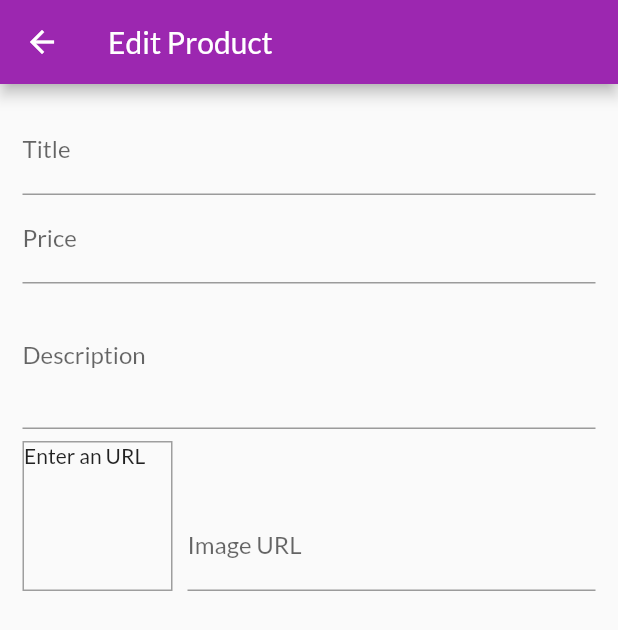
After one commit to Frabbi727/Shopping-App, a Flutter app: the EditProductScreen screen opened by its route, on a phone screen of 412 x 824 dp. The commit adds this screen. Shown: the top 630 px of the screen. Run offline on Flutter 3.47's test engine with Material 2 defaults, Android fonts, the phone set to English and light mode, and no system bars; network calls fail.

Commit message:
Add a form to put product title, price , dsecriptions, and image URL and image will be priviewed when user enter the button

```diff
--- /dev/null
+++ b/lib/screens/edit_product_screen.dart
@@ -0,0 +1,112 @@
+import 'package:flutter/material.dart';
+
+class EditProductScreen extends StatefulWidget {
+  static const routeName = ('/editProduct');
+  EditProductScreen({Key? key}) : super(key: key);
+
+  @override
+  _EditProductScreenState createState() => _EditProductScreenState();
+}
+
+class _EditProductScreenState extends State<EditProductScreen> {
+  final _priceFocusNode = FocusNode();
+  final _descriptionFocusNode = FocusNode();
+  final _imageUrlController = TextEditingController();
+  final _imageUrlFocusedNode=  FocusNode();
+  @override
+  void dispose() {
+    _priceFocusNode.dispose();
+    _imageUrlController.dispose();
+    _imageUrlFocusedNode.dispose();
+    _descriptionFocusNode.dispose();
+    _imageUrlFocusedNode.removeListener(_updateImageUrl);
+    super.dispose();
+  }
+  @override
+  void initState() {
+    _imageUrlFocusedNode.addListener(_updateImageUrl);
+    super.initState();
+  }
+void _updateImageUrl(){
+  if(!_imageUrlFocusedNode.hasFocus){
+    setState(() {
+
+    });
+  }
+
+}
+
+  @override
+  Widget build(BuildContext context) {
+    return Scaffold(
+      appBar: AppBar(
+        title: Text('Edit Product'),
+      ),
+      body: Padding(
+        padding: EdgeInsets.all(15),
+        child: Form(
+          child: ListView(
+            children: <Widget>[
+              TextFormField(
+                decoration: InputDecoration(
+                  labelText: 'Title',
+                ),
+                textInputAction: TextInputAction.next,
+                onFieldSubmitted: (_) {
+                  FocusScope.of(context).requestFocus(_priceFocusNode);
+                },
+              ),
+              TextFormField(
+                decoration: InputDecoration(
+                  labelText: 'Price',
+                ),
+                keyboardType: TextInputType.number,
+                textInputAction: TextInputAction.next,
+                focusNode: _priceFocusNode,
+                onFieldSubmitted: (_) {
+                  FocusScope.of(context).requestFocus(_descriptionFocusNode);
+                },
+              ),
+              TextFormField(
+                decoration: InputDecoration(
+                  labelText: 'Description',
+                ),
+                maxLines: 3,
+                keyboardType: TextInputType.multiline,
+                focusNode: _descriptionFocusNode,
+              ),
+              Row(
+                crossAxisAlignment: CrossAxisAlignment.end,
+                children: <Widget>[
+                  Container(
+                    height: 100,
+                    width: 100,
+                    margin: EdgeInsets.only(right: 10, top: 8),
+                    decoration: BoxDecoration(
+                      border: Border.all(width: 1, color: Colors.grey),
+                    ),
+                    child: _imageUrlController.text.isEmpty
+                        ? Text('Enter an URL')
+                        : FittedBox(
+                            child: Image.network(_imageUrlController.text),
+                          fit: BoxFit.cover,
+                          ),
+                  ),
+                  Expanded(
+                    child: TextFormField(
+                      decoration: InputDecoration(labelText: 'Image URL'),
+                      keyboardType: TextInputType.url,
+                      textInputAction: TextInputAction.done,
+                      controller: _imageUrlController,
+                      focusNode: _imageUrlFocusedNode,
+                    ),
+                  ),
+                ],
+              ),
+            ],
+          ),
+        ),
+      ),
+    );
+  }
+}
--- a/lib/widgets/app_drawer.dart
+++ b/lib/widgets/app_drawer.dart
@@ -1,5 +1,6 @@
 import 'package:flutter/material.dart';
 import '../screens/orders_screen.dart';
+import '../screens/user_product_screen.dart';
 
 class AppDrawer extends StatelessWidget {
   @override
@@ -28,6 +29,15 @@ class AppDrawer extends StatelessWidget {
                   .pushReplacementNamed(OrdersScreen.routeName);
             },
           ),
+          Divider(),
+          ListTile(
+            leading: Icon(Icons.edit),
+            title: Text('Manage Products'),
+            onTap: () {
+              Navigator.of(context)
+                  .pushReplacementNamed(UserProductScreen.routeName);
+            },
+          ),
         ],
       ),
     );
```
Also changed, not shown: lib/main.dart (+6 -2 lines), lib/screens/user_product_screen.dart (added, +43 -0 lines), lib/widgets/user_product_item.dart (added, +38 -0 lines).
